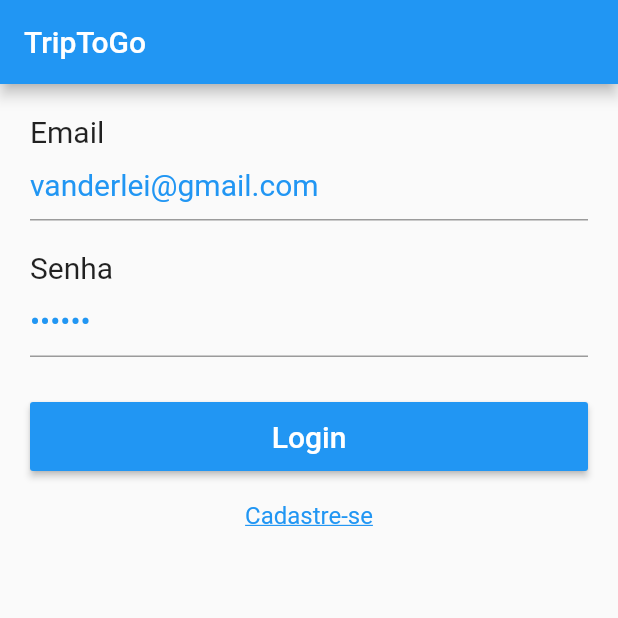
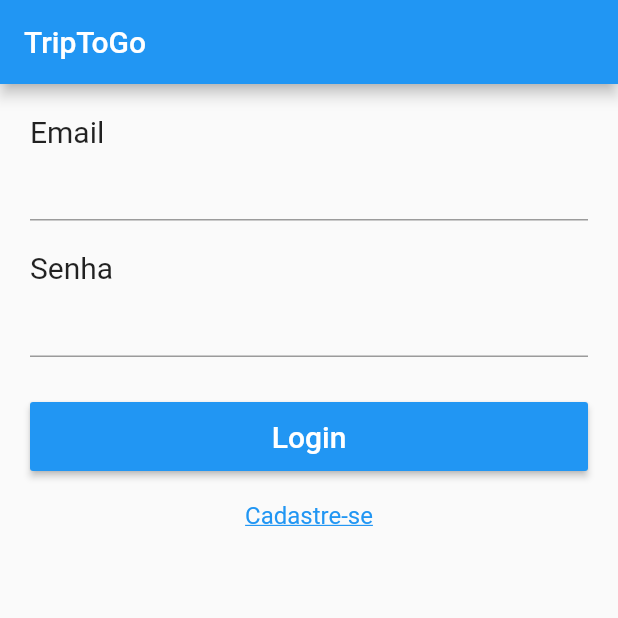
Before and after one commit to vanderleitelesjr/up_movies_app, a Flutter app: the screen it shows after launch, on a phone screen of 412 x 824 dp, the top half of it. Run offline on Flutter 3.47's test engine with Material 2 defaults, Android fonts, the phone set to English and light mode, and no system bars; our stand-ins replace firebase_auth, firebase_messaging, firebase_storage, google_sign_in, image_picker, shared_preferences; missing offline and left inert: flutter_auth_buttons; accounts and stored records are empty.

Commit message:
removido login padrão

```diff
--- a/lib/pages/login_page.dart
+++ b/lib/pages/login_page.dart
@@ -17,8 +17,8 @@ class LoginPage extends StatefulWidget {
 
 class _LoginPageState extends State<LoginPage> {
 
-  final _tLogin = TextEditingController(text: "vanderlei@gmail.com");
-  final _tSenha = TextEditingController(text: "123456");
+  final _tLogin = TextEditingController(text: "");
+  final _tSenha = TextEditingController(text: "");
   final FirebaseMessaging _firebaseMessaging = FirebaseMessaging();
 
   @override
```
